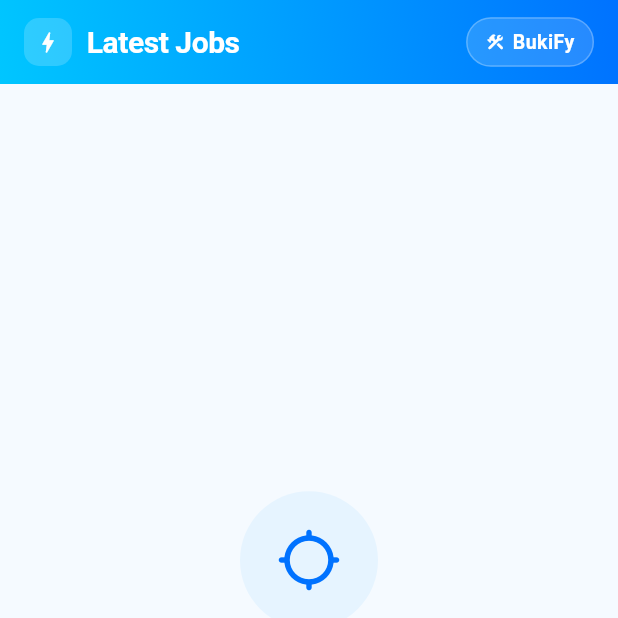
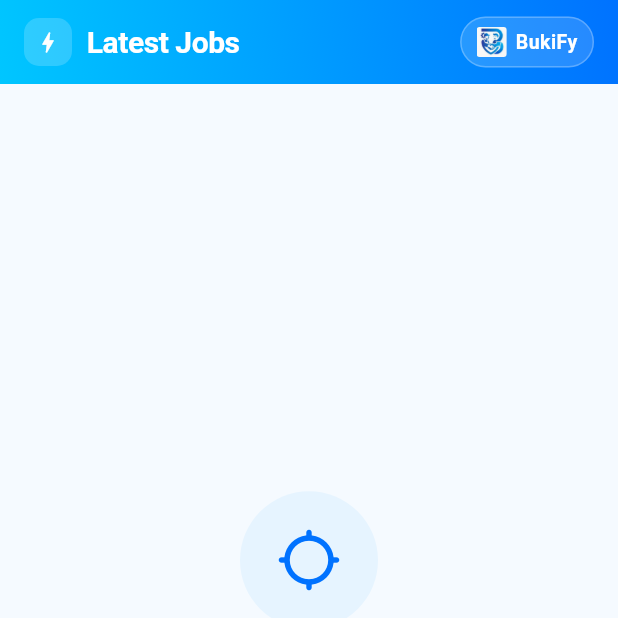
Before and after one commit to SohelPratap/Bukify, a Flutter app: the HomeWorkerPage screen opened directly, on a phone screen of 412 x 824 dp, the top half of it. Run offline on Flutter 3.47's test engine with Material 3 defaults, Android fonts, the phone set to English and light mode, and no system bars; our stand-ins replace flutter_dotenv, flutter_map, flutter_secure_storage, geolocator, jwt_decoder, latlong2 and 1 more; accounts and stored records are empty; network calls fail.

Commit message:
map fixed

```diff
--- a/lib/worker/pages/worker_home.dart
+++ b/lib/worker/pages/worker_home.dart
@@ -179,7 +179,7 @@ class _HomeWorkerPageState extends State<HomeWorkerPage>
         // BukiFy branding pill
         Container(
           margin: const EdgeInsets.only(right: 16),
-          padding: const EdgeInsets.symmetric(horizontal: 12, vertical: 6),
+          padding: const EdgeInsets.symmetric(horizontal: 10, vertical: 6),
           decoration: BoxDecoration(
             color: Colors.white.withOpacity(0.15),
             borderRadius: BorderRadius.circular(20),
@@ -188,12 +188,19 @@ class _HomeWorkerPageState extends State<HomeWorkerPage>
               width: 1,
             ),
           ),
-          child: const Row(
+          child: Row(
             children: [
-              Icon(Icons.construction_rounded,
-                  color: Colors.white, size: 13),
-              SizedBox(width: 5),
-              Text(
+              ClipRRect(
+                borderRadius: BorderRadius.circular(2),
+                child: Image.asset(
+                  'assets/images/third_logo.png',
+                  width: 20,
+                  height: 20,
+                  fit: BoxFit.cover,
+                ),
+              ),
+              const SizedBox(width: 6),
+              const Text(
                 "BukiFy",
                 style: TextStyle(
                   color: Colors.white,
--- a/pubspec.yaml
+++ b/pubspec.yaml
@@ -39,3 +39,4 @@ flutter:
     - assets/images/logo.png
     - assets/images/logo_2.png
     - assets/images/new_main_logo.png
+    - assets/images/third_logo.png
```
Also changed, not shown: lib/map/pages/map_page.dart (+15 -2 lines), assets/images/fourth_logo.png (added), assets/images/third_logo.png (added), 4 other files.
